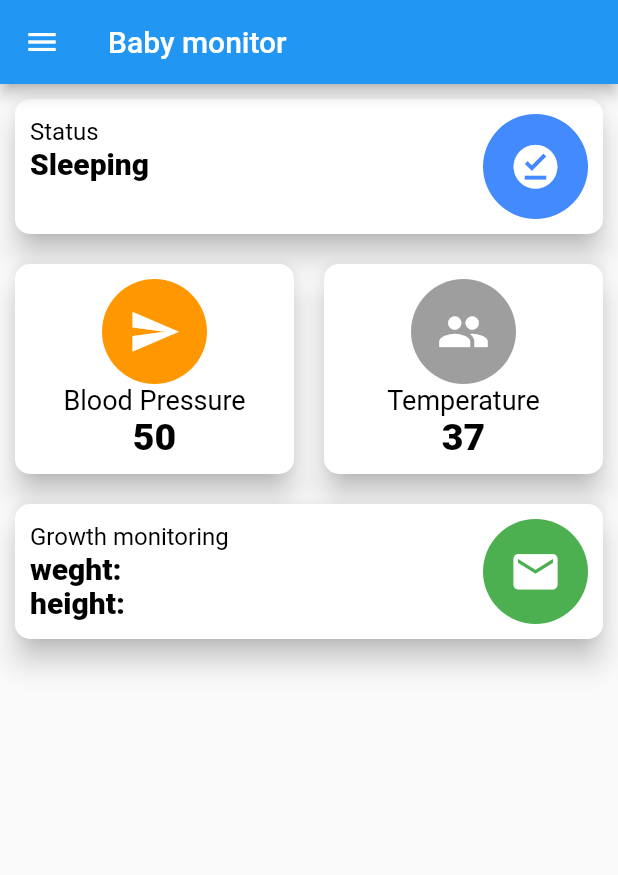
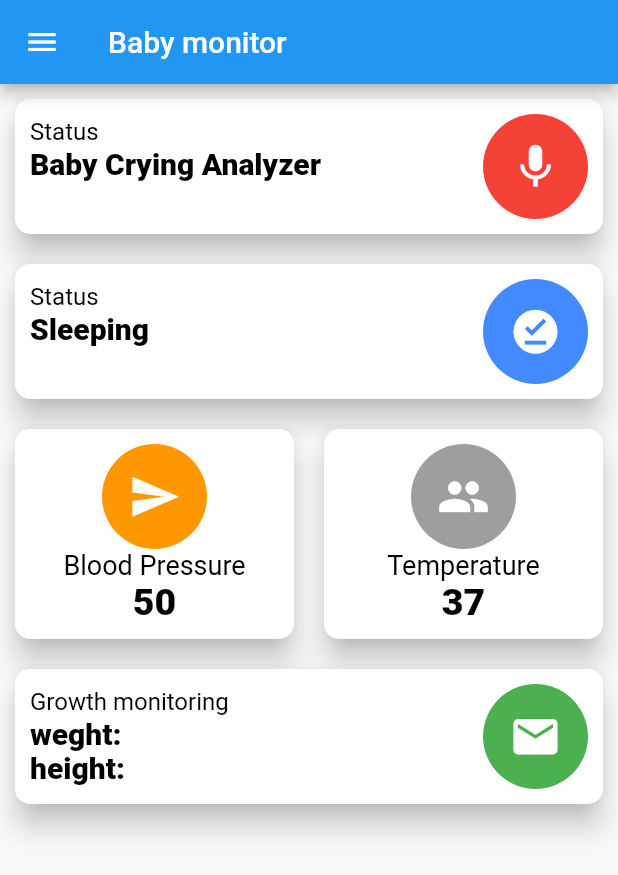
Before and after one commit to Mohamedadeltv/Tot-Tracker2.0, a Flutter app: the DashScreen screen opened directly, on a phone screen of 412 x 824 dp. Shown: the top 875 px of the screen. Run offline on Flutter 3.47's test engine with Material 2 defaults, Android fonts, the phone set to English and light mode, and no system bars; our stand-ins replace charts_flutter, cloud_firestore, firebase_auth, firebase_core, firebase_storage, flutter_countdown_timer and 6 more; missing offline and left inert: flutter_sound_lite; accounts and stored records are empty; network calls fail.

Commit message:
Update monitoring_screen.dart

```diff
--- a/lib/NEW_SCREENS/monitoring_screen.dart
+++ b/lib/NEW_SCREENS/monitoring_screen.dart
@@ -2,6 +2,7 @@ import 'dart:io';
 import 'package:cloud_firestore/cloud_firestore.dart';
 import 'package:firebase_auth/firebase_auth.dart';
 import 'package:flutter/material.dart';
+import 'package:tottracker/NEW_SCREENS/baby_cry_analyzer_screen.dart';
 import 'package:tottracker/NEW_SCREENS/features_overview_screen.dart';
 import 'package:tottracker/providers/profile_controller.dart';
 import '../providers/user.dart' as U;
@@ -162,6 +163,23 @@ class DashScreen extends StatelessWidget {
       body: SingleChildScrollView(
         child: Column(
           children: [
+            GestureDetector(
+      onTap: () {
+        Navigator.push(
+          context,
+          MaterialPageRoute(
+            builder: (context) => BabyCryAnalyzerScreen(),
+          ),
+        );
+      },
+      child:  BoxDash(
+                Text1: "Status",
+                Text2: "Baby Crying Analyzer",
+                Text3: "",
+                color: Colors.red,
+                icon: Icons.mic,
+              ),
+            ),
             BoxDash(
               Text1: "Status",
               Text2: "Sleeping",
```
Also changed, not shown: lib/NEW_SCREENS/app_drawer.dart (+11 -0 lines).
